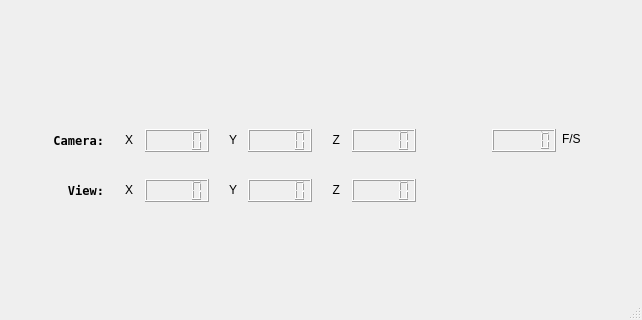
Old version of the form src/zay_primary_win.ui in the repository ChevronOne/zaytuna; both pictures show x 798 to 1440 and y 410 to 730 of the 1440 by 730 pixel window.
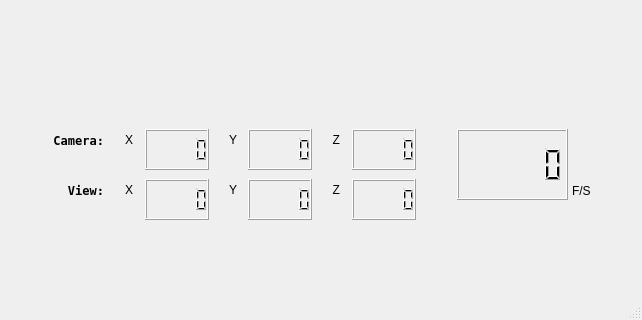
New version of the form.

Patch:
```diff
--- a/src/zay_primary_win.ui
+++ b/src/zay_primary_win.ui
@@ -363,12 +363,17 @@
      <widget class="QLCDNumber" name="lcdFrameRate">
       <property name="geometry">
        <rect>
-        <x>510</x>
+        <x>475</x>
         <y>21</y>
-        <width>64</width>
-        <height>23</height>
+        <width>111</width>
+        <height>71</height>
        </rect>
       </property>
+      <property name="font">
+       <font>
+        <pointsize>14</pointsize>
+       </font>
+      </property>
       <property name="frameShape">
        <enum>QFrame::Box</enum>
       </property>
@@ -379,8 +384,8 @@
      <widget class="QLabel" name="frames_per_secs_lab">
       <property name="geometry">
        <rect>
-        <x>580</x>
-        <y>23</y>
+        <x>590</x>
+        <y>75</y>
         <width>55</width>
         <height>16</height>
        </rect>
@@ -440,7 +445,7 @@
         <x>163</x>
         <y>21</y>
         <width>64</width>
-        <height>23</height>
+        <height>41</height>
        </rect>
       </property>
      </widget>
@@ -482,7 +487,7 @@
         <x>266</x>
         <y>21</y>
         <width>64</width>
-        <height>23</height>
+        <height>41</height>
        </rect>
       </property>
      </widget>
@@ -492,7 +497,7 @@
         <x>370</x>
         <y>21</y>
         <width>64</width>
-        <height>23</height>
+        <height>41</height>
        </rect>
       </property>
       <property name="font">
@@ -513,7 +518,7 @@
         <x>163</x>
         <y>71</y>
         <width>64</width>
-        <height>23</height>
+        <height>41</height>
        </rect>
       </property>
      </widget>
@@ -562,7 +567,7 @@
         <x>266</x>
         <y>71</y>
         <width>64</width>
-        <height>23</height>
+        <height>41</height>
        </rect>
       </property>
      </widget>
@@ -607,7 +612,7 @@
         <x>370</x>
         <y>71</y>
         <width>64</width>
-        <height>23</height>
+        <height>41</height>
        </rect>
       </property>
       <property name="font">
```
Left out of the diff: 2 changed lines with no effect on the pictures.
